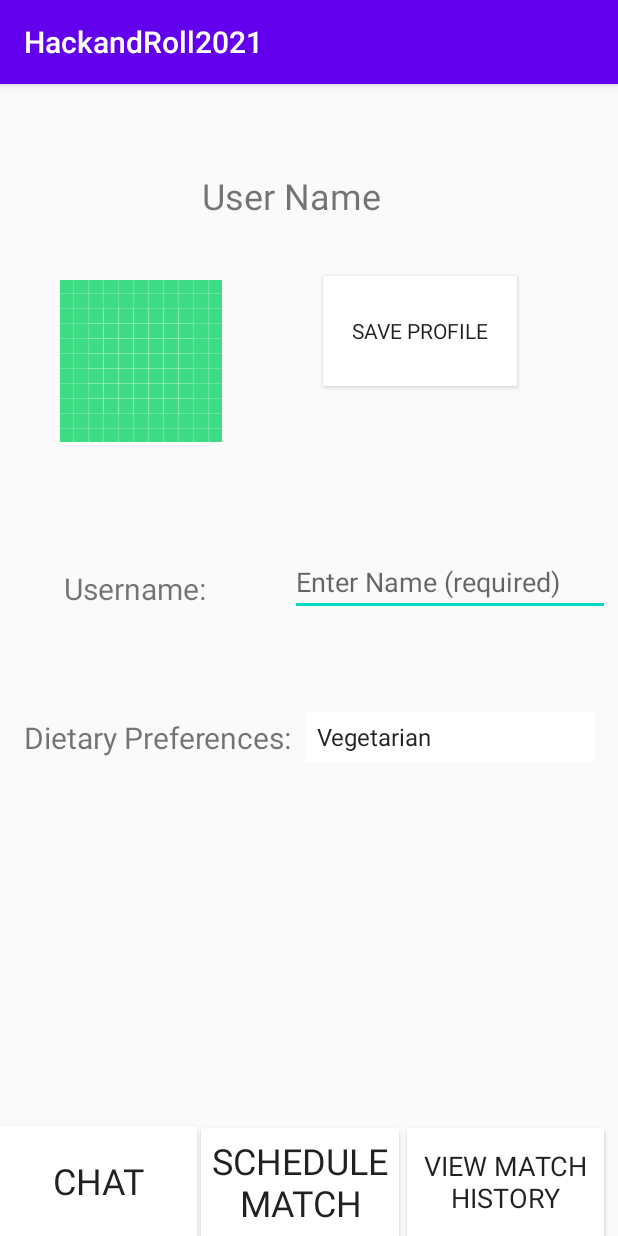
After one commit to ramapriyan912001/HackAndRoll2021, an Android app: the profileEdit screen opened directly, with no data from a screen before it, on a phone screen of 412 x 824 dp. The commit adds this screen. Run offline under Robolectric (Android 15) with nearby library versions, the phone set to English and light mode, and no system bars; our stand-ins replace Volley; network calls fail.

Commit message:
added full chat and editprofile

```diff
--- a/app/src/main/java/com/example/hackandroll2021/LoginActivity.java
+++ b/app/src/main/java/com/example/hackandroll2021/LoginActivity.java
@@ -46,8 +46,9 @@ public class LoginActivity extends AppCompatActivity {
                                 if (response.toString()!="false"){
                                 // Display the first 500 characters of the response string.
                                 textView.setText(response.toString());
-                                Intent i = new Intent(getApplicationContext() , ChatHistory.class);
+                                Intent i = new Intent(getApplicationContext() , ViewProfile.class);
                                 i.putExtra("name", username);
+                                    i.putExtra("prefs", "NONE");
                                 i.putExtra("idd" , Math.round(Float.valueOf(response.toString().split(",")[2])));
 
                                 startActivity(i);}
--- /dev/null
+++ b/app/src/main/java/com/example/hackandroll2021/profileEdit.java
@@ -0,0 +1,113 @@
+package com.example.hackandroll2021;
+
+import android.app.Activity;
+import android.content.Intent;
+import android.os.Bundle;
+import android.util.Log;
+import android.view.View;
+import android.widget.*;
+import androidx.appcompat.app.AppCompatActivity;
+import com.android.volley.Request;
+import com.android.volley.RequestQueue;
+import com.android.volley.Response;
+import com.android.volley.VolleyError;
+import com.android.volley.toolbox.StringRequest;
+import com.android.volley.toolbox.Volley;
+
+public class profileEdit extends AppCompatActivity {
+    /*
+    public class SpinnerActivity extends Activity implements AdapterView.OnItemSelectedListener {
+        //...
+        @Override
+        public void onCreate(Bundle savedInstanceState){
+            super.onCreate(savedInstanceState);
+            Spinner spinner = (Spinner) findViewById(R.id.selectDietaryPreferences);
+            spinner.setOnItemSelectedListener(this);
+
+        }
+        public void onItemSelected(AdapterView<?> parent, View view,
+                                   int pos, long id) {
+            // An item was selected. You can retrieve the selected item using parent.getItemAtPosition(pos)
+            ViewProfile profile = new ViewProfile();
+            profile.setDietaryPreference((String) parent.getItemAtPosition(pos));
+        }
+
+        public void onNothingSelected(AdapterView<?> parent) {
+            // Another interface callback
+        }
+    }
+
+     */
+    String prefs= "NONE";
+    @Override
+    protected void onCreate(Bundle savedInstanceState) {
+        super.onCreate(savedInstanceState);
+        setContentView(R.layout.activity_profile_edit);
+
+        final String name = getIntent().getStringExtra("name");
+
+        final int idd1 = getIntent().getIntExtra("idd" , 7);
+
+        Spinner spinner = (Spinner) findViewById(R.id.selectDietaryPreferences);
+        spinner.setOnItemSelectedListener(new AdapterView.OnItemSelectedListener() {
+            @Override
+            public void onItemSelected(AdapterView<?> parent, View view, int position, long id) {
+                String [] options = getResources().getStringArray(R.array.dietaryArray);
+                prefs = options[position];
+                Log.i("logg" , "prefs is " + prefs+ String.valueOf(idd1));
+
+            }
+
+            @Override
+            public void onNothingSelected(AdapterView<?> parent) {
+
+            }
+        });
+        // Create an ArrayAdapter using the string array and a default spinner layout
+        ArrayAdapter<CharSequence> adapter = ArrayAdapter.createFromResource(this,
+                R.array.dietaryArray, android.R.layout.simple_spinner_item);
+        // Specify the layout to use when the list of choices appears
+        adapter.setDropDownViewResource(android.R.layout.simple_spinner_dropdown_item);
+        // Apply the adapter to the spinner
+        spinner.setAdapter(adapter);
+        Button save_page = (Button) findViewById(R.id.profileSave);
+        final Intent intent = new Intent(profileEdit.this, ViewProfile.class);
+
+        save_page.setOnClickListener(new View.OnClickListener() {
+            @Override
+            public void onClick(View v) {
+                final EditText username = (EditText) findViewById(R.id.selectUsername);
+                ViewProfile prof = new ViewProfile();
+//                if(!username.getText().toString().isEmpty()){
+                Log.i("logg","ateditprof"+ String.valueOf(idd1));
+                intent.putExtra("name", username.getText().toString());
+                intent.putExtra("prefs", prefs);
+                intent.putExtra("idd", idd1);
+                //prof.setDietaryPreference(prefs);
+                RequestQueue queue = Volley.newRequestQueue(getApplicationContext());
+                String url ="http://192.168.18.21:3306/updateDietPref?idd="+String.valueOf(idd1)+"&pref="+prefs;
+
+// Request a string response from the provided URL.
+                StringRequest stringRequest = new StringRequest(Request.Method.GET, url,
+                        new Response.Listener<String>() {
+                            @Override
+                            public void onResponse(String response) {
+                                // Display the first 500 characters of the response string.
+
+
+                            }
+                        }, new Response.ErrorListener() {
+                    @Override
+                    public void onErrorResponse(VolleyError error) {
+
+                    }
+                });
+
+// Add the request to the RequestQueue.
+                queue.add(stringRequest);
+//                }
+                startActivity(intent);
+            }
+        });
+    }
+}
--- /dev/null
+++ b/app/src/main/res/layout/activity_profile_edit.xml
@@ -0,0 +1,105 @@
+<?xml version="1.0" encoding="utf-8"?>
+<androidx.constraintlayout.widget.ConstraintLayout
+        xmlns:android="http://schemas.android.com/apk/res/android"
+        xmlns:tools="http://schemas.android.com/tools"
+        xmlns:app="http://schemas.android.com/apk/res-auto"
+        android:layout_width="match_parent"
+        android:layout_height="match_parent"
+        tools:context=".ViewProfile">
+
+    <TextView
+            android:layout_width="wrap_content"
+            android:layout_height="wrap_content"
+            android:id="@+id/profileName" android:fontFamily="sans-serif" android:textSize="24sp"
+            android:text="User Name" app:layout_constraintTop_toTopOf="parent"
+            app:layout_constraintStart_toStartOf="parent"
+            app:layout_constraintEnd_toEndOf="parent" app:layout_constraintBottom_toBottomOf="parent"
+            app:layout_constraintHorizontal_bias="0.459" app:layout_constraintVertical_bias="0.079"/>
+    <ImageView
+            android:layout_width="wrap_content"
+            android:layout_height="wrap_content" app:srcCompat="@drawable/ic_launcher_background"
+            android:id="@+id/profilePic"
+            android:layout_marginTop="40dp"
+            app:layout_constraintTop_toBottomOf="@+id/profileName" app:layout_constraintStart_toStartOf="parent"
+            android:layout_marginLeft="40dp" android:layout_marginStart="40dp"/>
+    <Button
+            android:text="Save Profile"
+            android:layout_width="129dp"
+            android:layout_height="73dp" android:id="@+id/profileSave"
+            android:fontFamily="sans-serif" android:background="#FFFFFF"
+            app:layout_constraintTop_toBottomOf="@+id/profileName"
+            app:layout_constraintStart_toEndOf="@+id/profilePic" app:layout_constraintEnd_toEndOf="parent"
+            app:layout_constraintBottom_toBottomOf="@+id/profilePic"/>
+    <TextView
+            android:text="Username:"
+            android:layout_width="wrap_content"
+            android:layout_height="wrap_content"
+            android:id="@+id/profileUsername"
+            android:fontFamily="sans-serif"
+            android:textSize="20sp" android:gravity="left"
+            app:layout_constraintTop_toBottomOf="@+id/profilePic" app:layout_constraintStart_toStartOf="parent"
+            app:layout_constraintEnd_toEndOf="parent" android:layout_marginTop="84dp"
+            app:layout_constraintHorizontal_bias="0.135"/>
+    <TextView
+            android:text="Dietary Preferences:"
+            android:layout_width="wrap_content"
+            android:layout_height="wrap_content"
+            android:id="@+id/profileDiet"
+            android:textSize="20sp"
+            android:fontFamily="sans-serif" android:gravity="left"
+            app:layout_constraintTop_toBottomOf="@+id/profileUsername" app:layout_constraintStart_toStartOf="parent"
+            app:layout_constraintEnd_toEndOf="parent" android:layout_marginTop="72dp"
+            app:layout_constraintHorizontal_bias="0.068"/>
+    <Button
+            android:text="Chat"
+            android:layout_width="131dp"
+            android:layout_height="73dp" android:id="@+id/profileToChat"
+            android:background="#FFFFFF"
+            android:fontFamily="sans-serif" android:textSize="24sp"
+            android:layout_marginEnd="2dp"
+            app:layout_constraintEnd_toStartOf="@+id/profileToMatch" android:layout_marginRight="2dp"
+            app:layout_constraintStart_toStartOf="parent" app:layout_constraintBottom_toBottomOf="parent"
+            app:layout_constraintTop_toBottomOf="@+id/profileDiet" app:layout_constraintHorizontal_bias="0.0"
+            app:layout_constraintVertical_bias="1.0"/>
+    <Button
+            android:text="Schedule Match"
+            android:layout_width="132dp"
+            android:layout_height="72dp"
+            android:id="@+id/profileToMatch"
+            android:background="#FFFFFF" android:textSize="24sp"
+            android:fontFamily="sans-serif"
+            android:layout_marginEnd="5dp" app:layout_constraintEnd_toStartOf="@+id/profileToHistory"
+            android:layout_marginRight="5dp" app:layout_constraintTop_toBottomOf="@+id/profileDiet"
+            app:layout_constraintBottom_toBottomOf="parent" app:layout_constraintStart_toStartOf="parent"
+            app:layout_constraintHorizontal_bias="1.0" app:layout_constraintVertical_bias="1.0"/>
+    <Button
+            android:text="View Match History"
+            android:layout_width="131dp"
+            android:layout_height="72dp" android:id="@+id/profileToHistory"
+            android:background="#FFFFFF" android:textSize="18sp"
+            android:fontFamily="sans-serif"
+            app:layout_constraintTop_toBottomOf="@+id/profileDiet"
+            app:layout_constraintEnd_toEndOf="parent" app:layout_constraintBottom_toBottomOf="parent"
+            app:layout_constraintStart_toStartOf="parent" app:layout_constraintHorizontal_bias="0.967"
+            app:layout_constraintVertical_bias="1.0"/>
+    <EditText
+            android:layout_width="wrap_content"
+            android:layout_height="wrap_content"
+            android:inputType="textPersonName"
+            android:ems="10"
+            android:id="@+id/selectUsername"
+            android:fontFamily="sans-serif"
+            app:layout_constraintTop_toBottomOf="@+id/profileSave"
+            app:layout_constraintStart_toEndOf="@+id/profileUsername" app:layout_constraintEnd_toEndOf="parent"
+            android:layout_marginTop="108dp" app:layout_constraintHorizontal_bias="0.916"
+            android:hint="Enter Name (required)"/>
+    <Spinner
+            android:layout_width="193dp"
+            android:layout_height="33dp"
+            android:id="@+id/selectDietaryPreferences"
+            android:background="#FFFFFF"
+            app:layout_constraintTop_toBottomOf="@+id/selectUsername"
+            app:layout_constraintStart_toEndOf="@+id/profileDiet" app:layout_constraintEnd_toEndOf="parent"
+            android:layout_marginTop="64dp" app:layout_constraintHorizontal_bias="0.36"/>
+
+</androidx.constraintlayout.widget.ConstraintLayout>
--- a/app/src/main/res/values/strings.xml
+++ b/app/src/main/res/values/strings.xml
@@ -11,4 +11,10 @@
     <string name="hello_second_fragment">Hello second fragment. Arg: %1$s</string>
     <string name="title_activity_login">LoginActivity</string>
     <string name="textview">TextView</string>
+    <string-array name="dietaryArray">
+        <item>Vegetarian</item>
+        <item>Non Veg Halal</item>
+        <item>Non Veg</item>
+
+    </string-array>
 </resources>
```
Also changed, not shown: app/src/main/AndroidManifest.xml (+16 -12 lines), app/src/main/java/com/example/hackandroll2021/ViewProfile.java (added, +101 -0 lines), app/src/main/res/layout/activity_view_profile.xml (added, +92 -0 lines).
